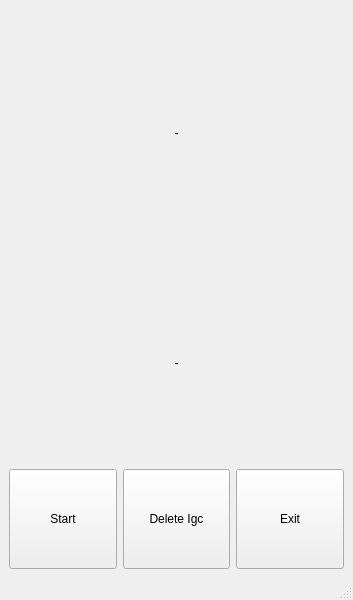
takyonxxx/XcVario, file mainwindow.ui: the form before one commit.
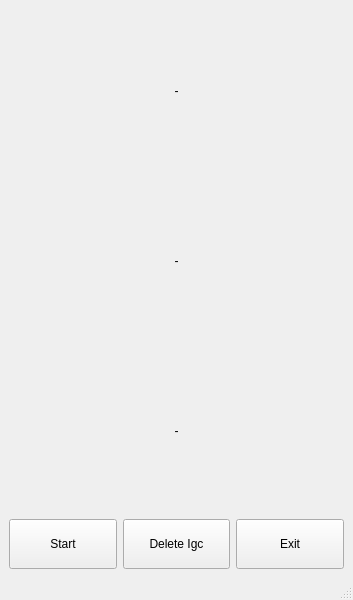
The form after the commit.

```diff
--- a/mainwindow.ui
+++ b/mainwindow.ui
@@ -27,12 +27,22 @@
         </property>
        </widget>
       </item>
+     </layout>
+    </item>
+    <item row="2" column="0">
+     <layout class="QVBoxLayout" name="verticalLayout">
       <item>
        <widget class="QLabel" name="label_gps">
+        <property name="minimumSize">
+         <size>
+          <width>0</width>
+          <height>0</height>
+         </size>
+        </property>
         <property name="maximumSize">
          <size>
           <width>16777215</width>
-          <height>200</height>
+          <height>16777215</height>
          </size>
         </property>
         <property name="text">
@@ -45,14 +55,14 @@
       </item>
      </layout>
     </item>
-    <item row="1" column="0">
+    <item row="4" column="0">
      <layout class="QHBoxLayout" name="horizontalLayout">
       <item>
        <widget class="QPushButton" name="buttonStart">
         <property name="maximumSize">
          <size>
           <width>16777215</width>
-          <height>100</height>
+          <height>50</height>
          </size>
         </property>
         <property name="text">
@@ -65,7 +75,7 @@
         <property name="maximumSize">
          <size>
           <width>16777215</width>
-          <height>100</height>
+          <height>50</height>
          </size>
         </property>
         <property name="text">
@@ -78,7 +88,7 @@
         <property name="maximumSize">
          <size>
           <width>16777215</width>
-          <height>100</height>
+          <height>50</height>
          </size>
         </property>
         <property name="text">
@@ -88,6 +98,20 @@
       </item>
      </layout>
     </item>
+    <item row="1" column="0">
+     <layout class="QVBoxLayout" name="verticalLayout_3">
+      <item>
+       <widget class="QLabel" name="label_altitude">
+        <property name="text">
+         <string>-</string>
+        </property>
+        <property name="alignment">
+         <set>Qt::AlignCenter</set>
+        </property>
+       </widget>
+      </item>
+     </layout>
+    </item>
    </layout>
   </widget>
   <widget class="QMenuBar" name="menubar">
```
